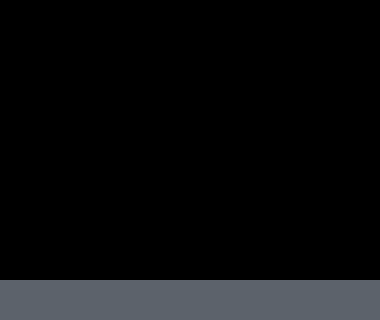
Qt form common/mainwindow.ui (iSpaxer/Spaxer) before a commit; both pictures show x 0 to 380 and y 340 to 660 of the 380 by 660 pixel window.
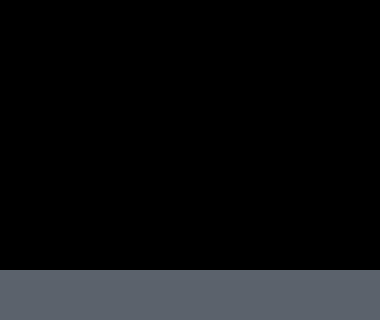
The same form after that commit. Icons and pictures are not drawn.

What changed in the file:
```diff
--- a/common/mainwindow.ui
+++ b/common/mainwindow.ui
@@ -75,7 +75,7 @@
       <property name="minimumSize">
        <size>
         <width>380</width>
-        <height>40</height>
+        <height>50</height>
        </size>
       </property>
       <property name="maximumSize">
@@ -98,7 +98,7 @@
         <number>0</number>
        </property>
        <property name="bottomMargin">
-        <number>6</number>
+        <number>8</number>
        </property>
        <item>
         <widget class="QPushButton" name="searchButton">
```
